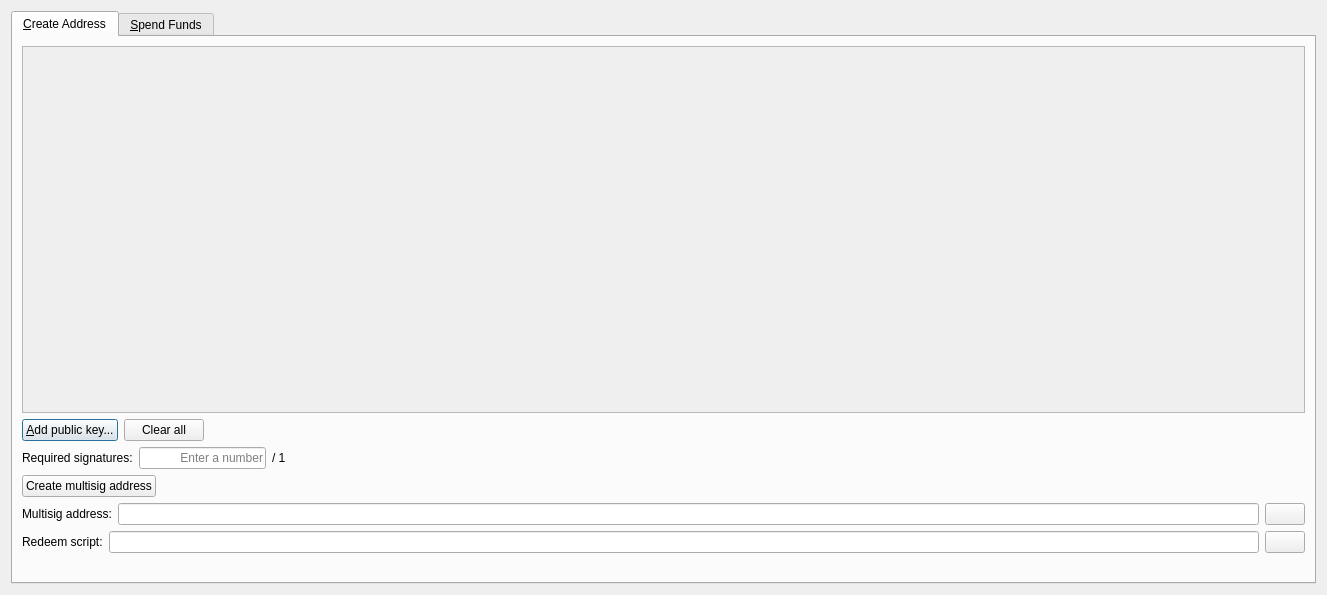
Above: src/qt/forms/multisigdialog.ui from thibetabc/SyndicateQT before the change. Below: the same form after it.
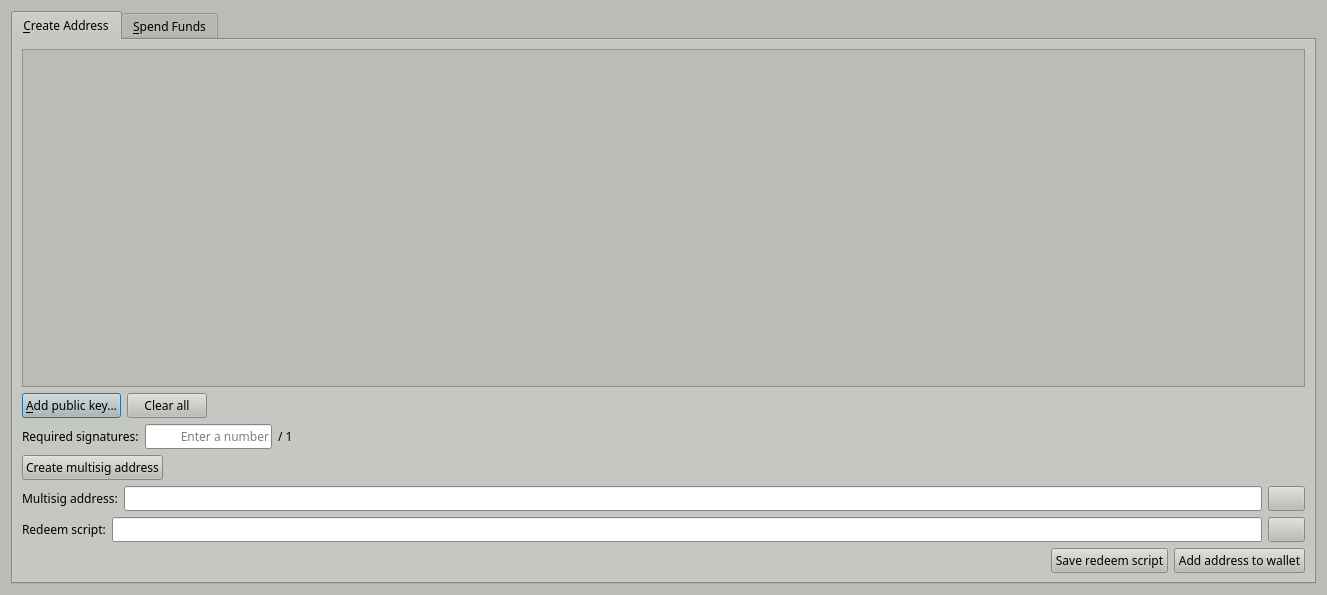
That is the form after the change. Icons and pictures are not drawn.

What changed in the file:
```diff
--- a/src/qt/forms/multisigdialog.ui
+++ b/src/qt/forms/multisigdialog.ui
@@ -10,6 +10,426 @@
     <height>595</height>
    </rect>
   </property>
+  <property name="palette">
+   <palette>
+    <active>
+     <colorrole role="WindowText">
+      <brush brushstyle="SolidPattern">
+       <color alpha="255">
+        <red>0</red>
+        <green>0</green>
+        <blue>0</blue>
+       </color>
+      </brush>
+     </colorrole>
+     <colorrole role="Button">
+      <brush brushstyle="SolidPattern">
+       <color alpha="255">
+        <red>186</red>
+        <green>189</green>
+        <blue>182</blue>
+       </color>
+      </brush>
+     </colorrole>
+     <colorrole role="Light">
+      <brush brushstyle="SolidPattern">
+       <color alpha="255">
+        <red>255</red>
+        <green>255</green>
+        <blue>255</blue>
+       </color>
+      </brush>
+     </colorrole>
+     <colorrole role="Midlight">
+      <brush brushstyle="SolidPattern">
+       <color alpha="255">
+        <red>220</red>
+        <green>222</green>
+        <blue>218</blue>
+       </color>
+      </brush>
+     </colorrole>
+     <colorrole role="Dark">
+      <brush brushstyle="SolidPattern">
+       <color alpha="255">
+        <red>93</red>
+        <green>94</green>
+        <blue>91</blue>
+       </color>
+      </brush>
+     </colorrole>
+     <colorrole role="Mid">
+      <brush brushstyle="SolidPattern">
+       <color alpha="255">
+        <red>124</red>
+        <green>126</green>
+        <blue>121</blue>
+       </color>
+      </brush>
+     </colorrole>
+     <colorrole role="Text">
+      <brush brushstyle="SolidPattern">
+       <color alpha="255">
+        <red>0</red>
+        <green>0</green>
+        <blue>0</blue>
+       </color>
+      </brush>
+     </colorrole>
+     <colorrole role="BrightText">
+      <brush brushstyle="SolidPattern">
+       <color alpha="255">
+        <red>255</red>
+        <green>255</green>
+        <blue>255</blue>
+       </color>
+      </brush>
+     </colorrole>
+     <colorrole role="ButtonText">
+      <brush brushstyle="SolidPattern">
+       <color alpha="255">
+        <red>0</red>
+        <green>0</green>
+        <blue>0</blue>
+       </color>
+      </brush>
+     </colorrole>
+     <colorrole role="Base">
+      <brush brushstyle="SolidPattern">
+       <color alpha="255">
+        <red>255</red>
+        <green>255</green>
+        <blue>255</blue>
+       </color>
+      </brush>
+     </colorrole>
+     <colorrole role="Window">
+      <brush brushstyle="SolidPattern">
+       <color alpha="255">
+        <red>186</red>
+        <green>189</green>
+        <blue>182</blue>
+       </color>
+      </brush>
+     </colorrole>
+     <colorrole role="Shadow">
+      <brush brushstyle="SolidPattern">
+       <color alpha="255">
+        <red>0</red>
+        <green>0</green>
+        <blue>0</blue>
+       </color>
+      </brush>
+     </colorrole>
+     <colorrole role="AlternateBase">
+      <brush brushstyle="SolidPattern">
+       <color alpha="255">
+        <red>220</red>
+        <green>222</green>
+        <blue>218</blue>
+       </color>
+      </brush>
+     </colorrole>
+     <colorrole role="ToolTipBase">
+      <brush brushstyle="SolidPattern">
+       <color alpha="255">
+        <red>255</red>
+        <green>255</green>
+        <blue>220</blue>
+       </color>
+      </brush>
+     </colorrole>
+     <colorrole role="ToolTipText">
+      <brush brushstyle="SolidPattern">
+       <color alpha="255">
+        <red>0</red>
+        <green>0</green>
+        <blue>0</blue>
+       </color>
+      </brush>
+     </colorrole>
+    </active>
+    <inactive>
+     <colorrole role="WindowText">
+      <brush brushstyle="SolidPattern">
+       <color alpha="255">
+        <red>0</red>
+        <green>0</green>
+        <blue>0</blue>
+       </color>
+      </brush>
+     </colorrole>
+     <colorrole role="Button">
+      <brush brushstyle="SolidPattern">
+       <color alpha="255">
+        <red>186</red>
+        <green>189</green>
+        <blue>182</blue>
+       </color>
+      </brush>
+     </colorrole>
+     <colorrole role="Light">
+      <brush brushstyle="SolidPattern">
+       <color alpha="255">
+        <red>255</red>
+        <green>255</green>
+        <blue>255</blue>
+       </color>
+      </brush>
+     </colorrole>
+     <colorrole role="Midlight">
+      <brush brushstyle="SolidPattern">
+       <color alpha="255">
+        <red>220</red>
+        <green>222</green>
+        <blue>218</blue>
+       </color>
+      </brush>
+     </colorrole>
+     <colorrole role="Dark">
+      <brush brushstyle="SolidPattern">
+       <color alpha="255">
+        <red>93</red>
+        <green>94</green>
+        <blue>91</blue>
+       </color>
+      </brush>
+     </colorrole>
+     <colorrole role="Mid">
+      <brush brushstyle="SolidPattern">
+       <color alpha="255">
+        <red>124</red>
+        <green>126</green>
+        <blue>121</blue>
+       </color>
+      </brush>
+     </colorrole>
+     <colorrole role="Text">
+      <brush brushstyle="SolidPattern">
+       <color alpha="255">
+        <red>0</red>
+        <green>0</green>
+        <blue>0</blue>
+       </color>
+      </brush>
+     </colorrole>
+     <colorrole role="BrightText">
+      <brush brushstyle="SolidPattern">
+       <color alpha="255">
+        <red>255</red>
+        <green>255</green>
+        <blue>255</blue>
+       </color>
+      </brush>
+     </colorrole>
+     <colorrole role="ButtonText">
+      <brush brushstyle="SolidPattern">
+       <color alpha="255">
+        <red>0</red>
+        <green>0</green>
+        <blue>0</blue>
+       </color>
+      </brush>
+     </colorrole>
+     <colorrole role="Base">
+      <brush brushstyle="SolidPattern">
+       <color alpha="255">
+        <red>255</red>
+        <green>255</green>
+        <blue>255</blue>
+       </color>
+      </brush>
+     </colorrole>
+     <colorrole role="Window">
+      <brush brushstyle="SolidPattern">
+       <color alpha="255">
+        <red>186</red>
+        <green>189</green>
+        <blue>182</blue>
+       </color>
+      </brush>
+     </colorrole>
+     <colorrole role="Shadow">
+      <brush brushstyle="SolidPattern">
+       <color alpha="255">
+        <red>0</red>
+        <green>0</green>
+        <blue>0</blue>
+       </color>
+      </brush>
+     </colorrole>
+     <colorrole role="AlternateBase">
+      <brush brushstyle="SolidPattern">
+       <color alpha="255">
+        <red>220</red>
+        <green>222</green>
+        <blue>218</blue>
+       </color>
+      </brush>
+     </colorrole>
+     <colorrole role="ToolTipBase">
+      <brush brushstyle="SolidPattern">
+       <color alpha="255">
+        <red>255</red>
+        <green>255</green>
+        <blue>220</blue>
+       </color>
+      </brush>
+     </colorrole>
+     <colorrole role="ToolTipText">
+      <brush brushstyle="SolidPattern">
+       <color alpha="255">
+        <red>0</red>
+        <green>0</green>
+        <blue>0</blue>
+       </color>
+      </brush>
+     </colorrole>
+    </inactive>
+    <disabled>
+     <colorrole role="WindowText">
+      <brush brushstyle="SolidPattern">
+       <color alpha="255">
+        <red>93</red>
+        <green>94</green>
+        <blue>91</blue>
+       </color>
+      </brush>
+     </colorrole>
+     <colorrole role="Button">
+      <brush brushstyle="SolidPattern">
+       <color alpha="255">
+        <red>186</red>
+        <green>189</green>
+        <blue>182</blue>
+       </color>
+      </brush>
+     </colorrole>
+     <colorrole role="Light">
+      <brush brushstyle="SolidPattern">
+       <color alpha="255">
+        <red>255</red>
+        <green>255</green>
+        <blue>255</blue>
+       </color>
+      </brush>
+     </colorrole>
+     <colorrole role="Midlight">
+      <brush brushstyle="SolidPattern">
+       <color alpha="255">
+        <red>220</red>
+        <green>222</green>
+        <blue>218</blue>
+       </color>
+      </brush>
+     </colorrole>
+     <colorrole role="Dark">
+      <brush brushstyle="SolidPattern">
+       <color alpha="255">
+        <red>93</red>
+        <green>94</green>
+        <blue>91</blue>
+       </color>
+      </brush>
+     </colorrole>
+     <colorrole role="Mid">
+      <brush brushstyle="SolidPattern">
+       <color alpha="255">
+        <red>124</red>
+        <green>126</green>
+        <blue>121</blue>
+       </color>
+      </brush>
+     </colorrole>
+     <colorrole role="Text">
+      <brush brushstyle="SolidPattern">
+       <color alpha="255">
+        <red>93</red>
+        <green>94</green>
+        <blue>91</blue>
+       </color>
+      </brush>
+     </colorrole>
+     <colorrole role="BrightText">
+      <brush brushstyle="SolidPattern">
+       <color alpha="255">
+        <red>255</red>
+        <green>255</green>
+        <blue>255</blue>
+       </color>
+      </brush>
+     </colorrole>
+     <colorrole role="ButtonText">
+      <brush brushstyle="SolidPattern">
+       <color alpha="255">
+        <red>93</red>
+        <green>94</green>
+        <blue>91</blue>
+       </color>
+      </brush>
+     </colorrole>
+     <colorrole role="Base">
+      <brush brushstyle="SolidPattern">
+       <color alpha="255">
+        <red>186</red>
+        <green>189</green>
+        <blue>182</blue>
+       </color>
+      </brush>
+     </colorrole>
+     <colorrole role="Window">
+      <brush brushstyle="SolidPattern">
+       <color alpha="255">
+        <red>186</red>
+        <green>189</green>
+        <blue>182</blue>
+       </color>
+      </brush>
+     </colorrole>
+     <colorrole role="Shadow">
+      <brush brushstyle="SolidPattern">
+       <color alpha="255">
+        <red>0</red>
+        <green>0</green>
+        <blue>0</blue>
+       </color>
+      </brush>
+     </colorrole>
+     <colorrole role="AlternateBase">
+      <brush brushstyle="SolidPattern">
+       <color alpha="255">
+        <red>186</red>
+        <green>189</green>
+        <blue>182</blue>
+       </color>
+      </brush>
+     </colorrole>
+     <colorrole role="ToolTipBase">
+      <brush brushstyle="SolidPattern">
+       <color alpha="255">
+        <red>255</red>
+        <green>255</green>
+        <blue>220</blue>
+       </color>
+      </brush>
+     </colorrole>
+     <colorrole role="ToolTipText">
+      <brush brushstyle="SolidPattern">
+       <color alpha="255">
+        <red>0</red>
+        <green>0</green>
+        <blue>0</blue>
+       </color>
+      </brush>
+     </colorrole>
+    </disabled>
+   </palette>
+  </property>
+  <property name="font">
+   <font>
+    <family>Sawasdee</family>
+   </font>
+  </property>
   <property name="windowTitle">
    <string>Multisig</string>
   </property>
@@ -34,8 +454,8 @@
            <rect>
             <x>0</x>
             <y>0</y>
-            <width>1283</width>
-            <height>345</height>
+            <width>1285</width>
+            <height>286</height>
            </rect>
           </property>
           <layout class="QVBoxLayout" name="verticalLayout_3">
@@ -284,6 +704,26 @@
            </property>
           </spacer>
          </item>
+         <item>
+          <widget class="QPushButton" name="saveRedeemScriptButton">
+           <property name="toolTip">
+            <string>The redeem script will be required to spend the funds sent to the multisig address</string>
+           </property>
+           <property name="text">
+            <string>Save redeem script</string>
+           </property>
+          </widget>
+         </item>
+         <item>
+          <widget class="QPushButton" name="saveMultisigAddressButton">
+           <property name="toolTip">
+            <string>Add the multisig address to your personal addresses</string>
+           </property>
+           <property name="text">
+            <string>Add address to wallet</string>
+           </property>
+          </widget>
+         </item>
         </layout>
        </item>
       </layout>
```
Left out of the diff: 38 changed lines with no effect on the pictures.
